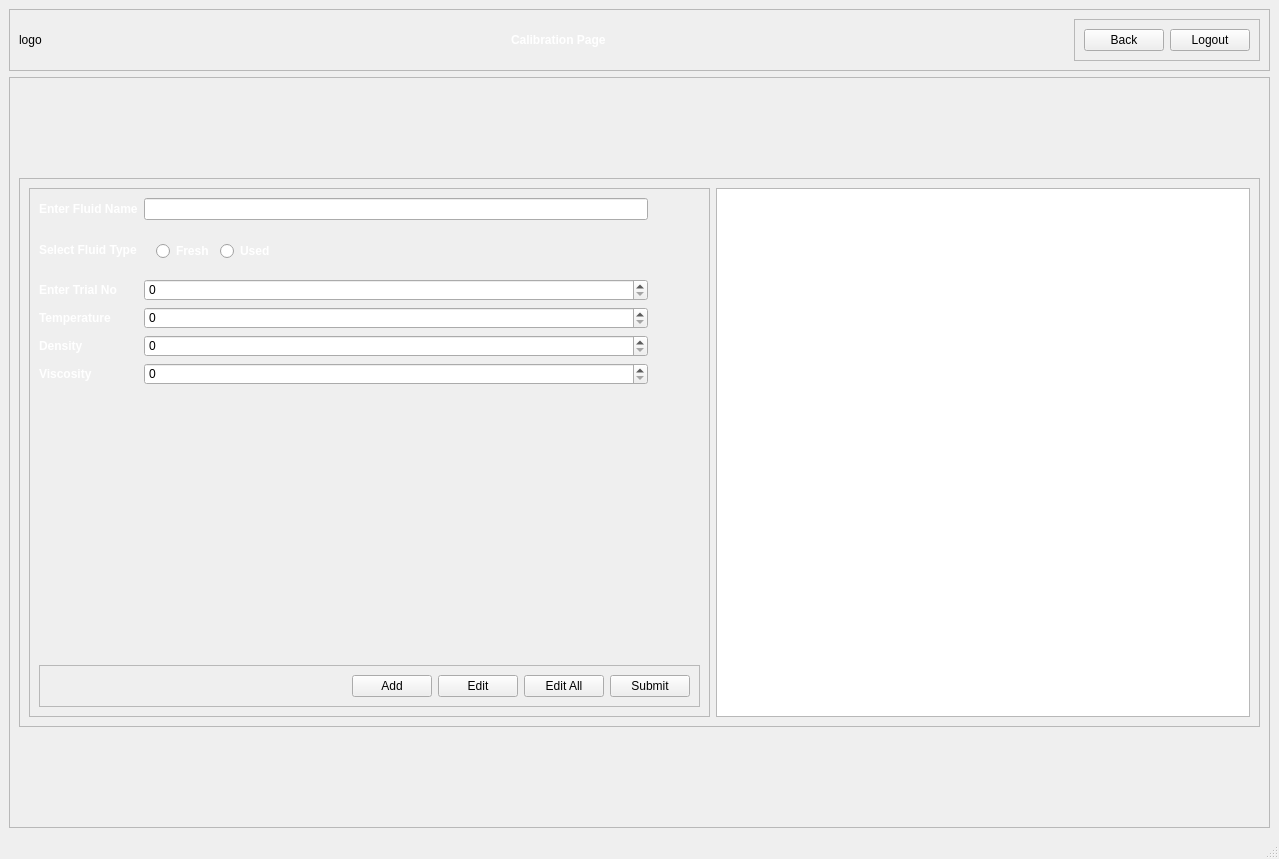
Old version of the form manualCalibrationPage.ui in the repository Jeffrey-Ragland/pyqt5IOCLTwo.
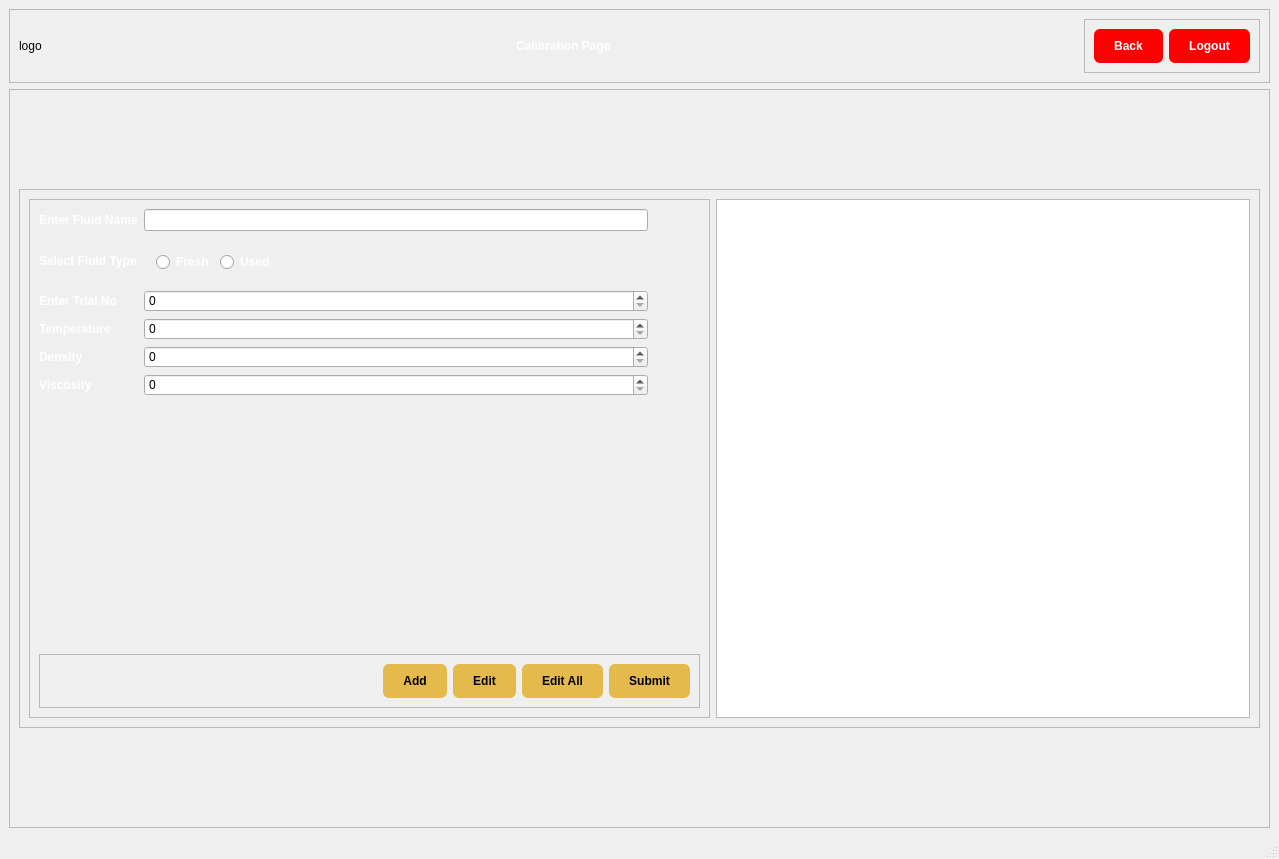
New version of the form.

Diff of the .ui file:
```diff
--- a/manualCalibrationPage.ui
+++ b/manualCalibrationPage.ui
@@ -72,6 +72,16 @@
        </item>
        <item>
         <widget class="QFrame" name="frame">
+         <property name="styleSheet">
+          <string notr="true">QPushButton {
+	background-color: rgb(255, 0, 0);
+   	color: white;
+	border-radius: 6px;
+	padding: 10px 20px;
+	font: bold;
+}
+</string>
+         </property>
          <property name="frameShape">
           <enum>QFrame::StyledPanel</enum>
          </property>
@@ -116,7 +126,7 @@
          <property name="sizeHint" stdset="0">
           <size>
            <width>20</width>
-           <height>83</height>
+           <height>81</height>
           </size>
          </property>
         </spacer>
@@ -273,7 +283,7 @@
                <property name="sizeHint" stdset="0">
                 <size>
                  <width>20</width>
-                 <height>223</height>
+                 <height>204</height>
                 </size>
                </property>
               </spacer>
@@ -286,13 +296,23 @@
                <property name="sizeHint" stdset="0">
                 <size>
                  <width>20</width>
-                 <height>223</height>
+                 <height>204</height>
                 </size>
                </property>
               </spacer>
              </item>
              <item row="7" column="0" colspan="4">
               <widget class="QFrame" name="frame_4">
+               <property name="styleSheet">
+                <string notr="true">QPushButton {
+	background-color: rgb(228, 186, 76);
+	border-radius: 6px;
+	padding: 10px 20px;
+	font: bold;
+}
+
+</string>
+               </property>
                <property name="frameShape">
                 <enum>QFrame::StyledPanel</enum>
                </property>
@@ -353,7 +373,7 @@
              <number>0</number>
             </property>
             <attribute name="horizontalHeaderVisible">
-             <bool>true</bool>
+             <bool>false</bool>
             </attribute>
             <attribute name="horizontalHeaderStretchLastSection">
              <bool>false</bool>
@@ -371,7 +391,7 @@
          <property name="sizeHint" stdset="0">
           <size>
            <width>20</width>
-           <height>82</height>
+           <height>81</height>
           </size>
          </property>
         </spacer>
```
